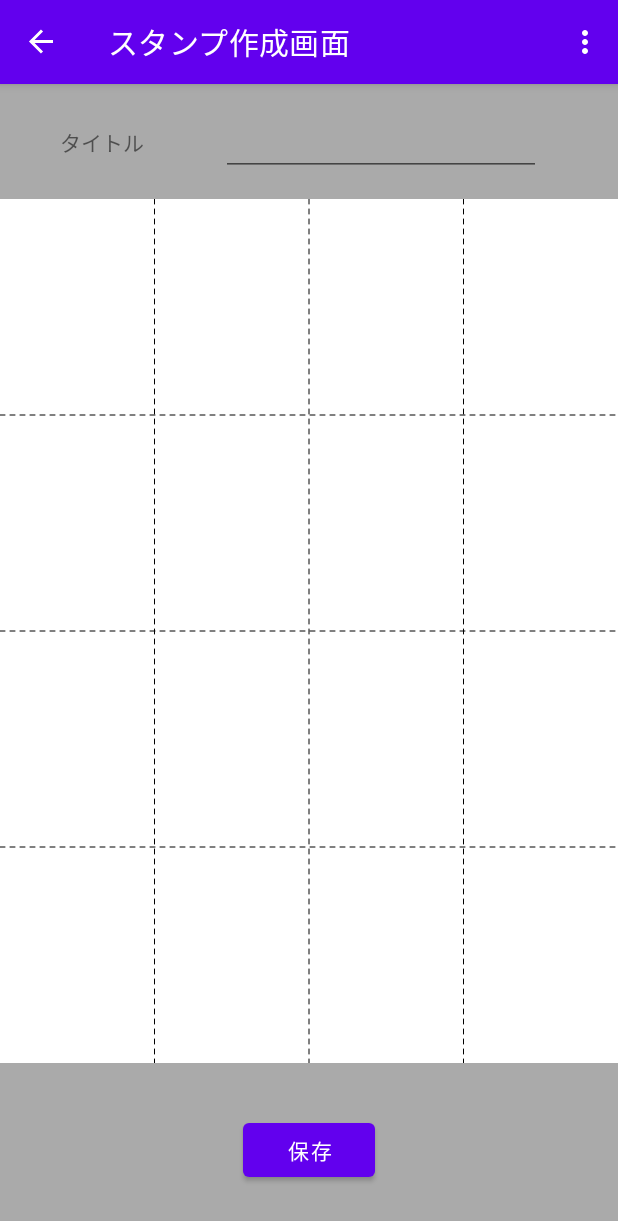
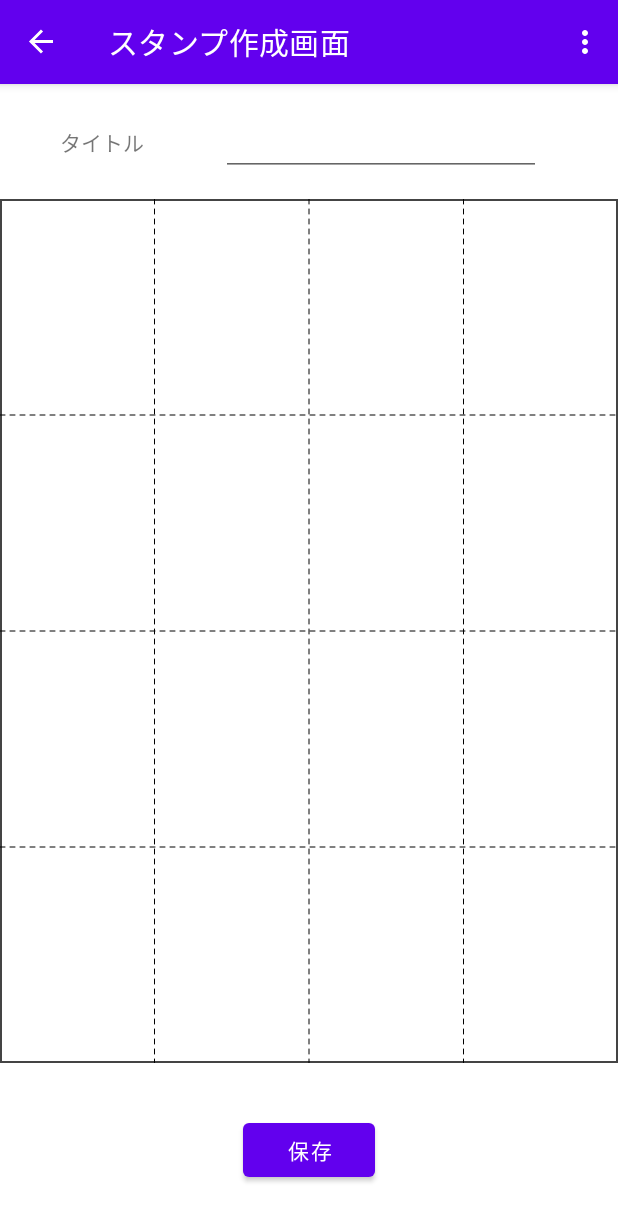
Before and after one commit to cmadayo/stamp, an Android app: the screen it shows after launch (MainActivity), in the options menu, after a tap on "スタンプ作成画面", on a phone screen of 412 x 824 dp. Shown: the top 1221 px of the screen. Run offline under Robolectric (Android 15) with nearby library versions, the phone set to English and light mode, and no system bars; our stand-ins replace Dagger/Hilt's generated code, data binding, navigation-ui; libraries missing offline, so code that uses them is left out: androidx.hilt.lifecycle; 1 statement that could not run was skipped.

Commit message:
[refactoring] Modified stamp creation screen layout

```diff
--- a/app/src/main/java/com/example/stamp/repository/StampsRepository.kt
+++ b/app/src/main/java/com/example/stamp/repository/StampsRepository.kt
@@ -26,6 +26,8 @@ class StampsRepository @Inject constructor() : IStampRepository {
      */
     override fun getStamps(): LiveData<List<DomainStamp>> {
         // Entity(DBのDTO)からDomain(ViewのDTO)へ変換
+        // Roomデータベースのデータが更新されると自動でLiveDataが更新される
+        // さらに、Transformations.mapは、LiveDataが更新されると変換後のデータも更新される
         return Transformations.map(dao.getStamps()) {
             it.asDomainModel()
         }
--- a/app/src/main/java/com/example/stamp/ui/view/DrawView.kt
+++ b/app/src/main/java/com/example/stamp/ui/view/DrawView.kt
@@ -12,7 +12,7 @@ import com.example.stamp.R
 
 private const val STROKE_WIDTH = 12f
 private const val GRID_STROKE_WIDTH = 1f
-private const val FRAME_STROKE_WIDTH = 1f
+private const val FRAME_STROKE_WIDTH = 4f
 private const val X_SPLIT = 4
 private const val Y_SPLIT = 4
 
@@ -30,7 +30,7 @@ class DrawView : View {
     private lateinit var extraBitmap: Bitmap
 
     private val backgroundColor = ResourcesCompat.getColor(resources, R.color.colorBackground, null)
-    private val frameColor = ResourcesCompat.getColor(resources, R.color.colorBackground, null)
+    private val frameColor = ResourcesCompat.getColor(resources, R.color.colorFrame, null)
     private val drawColor = ResourcesCompat.getColor(resources, R.color.colorPaint, null)
     private val drawBackgroundGridColor = ResourcesCompat.getColor(resources, R.color.colorBackgroundPaint, null)
 
--- a/app/src/main/java/com/example/stamp/viewmodels/DrawViewModel.kt
+++ b/app/src/main/java/com/example/stamp/viewmodels/DrawViewModel.kt
@@ -11,7 +11,7 @@ import com.example.stamp.modules.Event
 import kotlinx.coroutines.launch
 
 class DrawViewModel @ViewModelInject constructor(
-    private val repository: IStampRepository
+    private val mRepository: IStampRepository
 ) : ViewModel() {
     /**
      * 保存ボタン押下イベント通知
@@ -36,7 +36,7 @@ class DrawViewModel @ViewModelInject constructor(
      */
     fun addStamp(bitmap: Bitmap) {
         viewModelScope.launch {
-            repository.addStamp(DomainStamp(0, title.value ?: "", bitmap))
+            mRepository.addStamp(DomainStamp(0, title.value ?: "", bitmap))
         }
     }
 }
--- a/app/src/main/java/com/example/stamp/viewmodels/StampViewModel.kt
+++ b/app/src/main/java/com/example/stamp/viewmodels/StampViewModel.kt
@@ -1,9 +1,8 @@
 package com.example.stamp.viewmodels
 
-import android.app.Application
 import androidx.hilt.lifecycle.ViewModelInject
-import androidx.lifecycle.AndroidViewModel
 import androidx.lifecycle.LiveData
+import androidx.lifecycle.ViewModel
 import com.example.stamp.domain.DomainStamp
 
 interface IStampRepository {
@@ -14,8 +13,8 @@ interface IStampRepository {
 
 class StampViewModel
     @ViewModelInject
-    constructor(application: Application, private val repository: IStampRepository)
-    : AndroidViewModel(application) {
+    constructor(private val repository: IStampRepository)
+    : ViewModel() {
 
     /**
      * Stamps displayed on the screen.
--- a/app/src/main/res/layout/fragment_draw.xml
+++ b/app/src/main/res/layout/fragment_draw.xml
@@ -12,7 +12,6 @@
     <androidx.constraintlayout.widget.ConstraintLayout
         android:layout_width="match_parent"
         android:layout_height="match_parent"
-        android:background="@color/lightgray"
         tools:context=".ui.fragments.DrawFragment">
 
         <!-- 水平方向に上から10% -->
--- a/app/src/main/res/values/colors.xml
+++ b/app/src/main/res/values/colors.xml
@@ -7,7 +7,7 @@
     <color name="teal_700">#FF018786</color>
     <color name="black">#FF000000</color>
     <color name="white">#FFFFFFFF</color>
-    <color name="lightgray">#FFAAAAAA</color>
+    <color name="lightgray">#FFDDDDDD</color>
 <!--    <color name="colorBackground">#FFFF5500</color>-->
     <color name="colorBackground">#FFFFFFFF</color>
     <color name="colorPaint">#FFFFEB3B</color>
```
